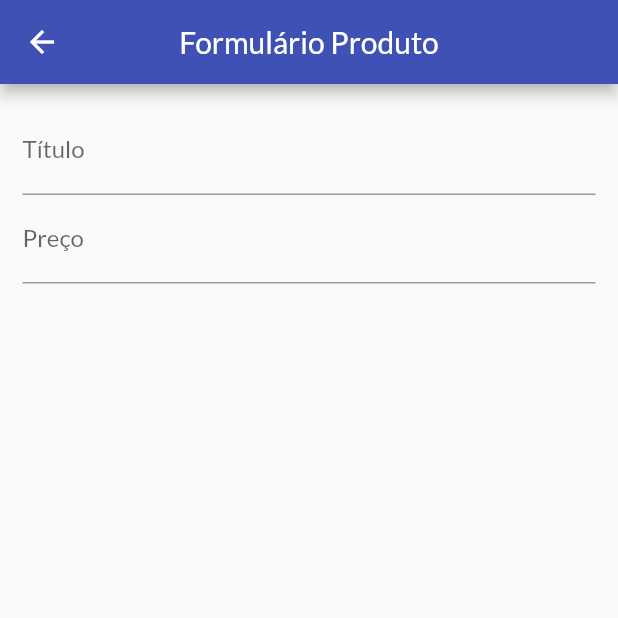
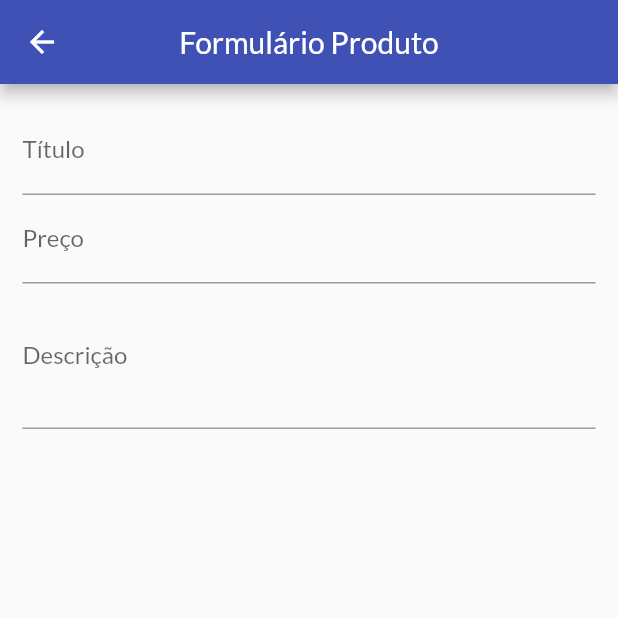
Before and after one commit to BrendowLincoln/tech_store_formularios, a Flutter app: the ProductFormScreen screen opened by its route, on a phone screen of 412 x 824 dp, the top half of it. Run offline on Flutter 3.47's test engine with Material 2 defaults, Android fonts, the phone set to English and light mode, and no system bars; network calls fail.

Commit message:
Controlando e implementando campo de Descriçaõ

```diff
--- a/lib/app/views/product_form_screen.dart
+++ b/lib/app/views/product_form_screen.dart
@@ -8,6 +8,15 @@
 class _ProductFormScreenState extends State<ProductFormScreen> {
 
   final _priceFocusNode = FocusNode();
+  final _descriptionFocusNode = FocusNode();
+
+  @override
+  void dispose() {
+    super.dispose();
+    _priceFocusNode.dispose();
+    _descriptionFocusNode.dispose();
+  }
+
 
   @override
   Widget build(BuildContext context) {
@@ -37,7 +46,19 @@
                 ),
                 textInputAction: TextInputAction.next,
                 keyboardType: TextInputType.numberWithOptions(decimal: true),
+                onFieldSubmitted: (_) {
+                  FocusScope.of(context).requestFocus(_descriptionFocusNode);
+                },
+              ),
+              TextFormField(
+                focusNode: _descriptionFocusNode,
+                decoration: InputDecoration(
+                  labelText: 'Descrição',
+                ),
+                maxLines: 3,
+                keyboardType: TextInputType.multiline,
               )
+
             ],
           ),
         ),
```
